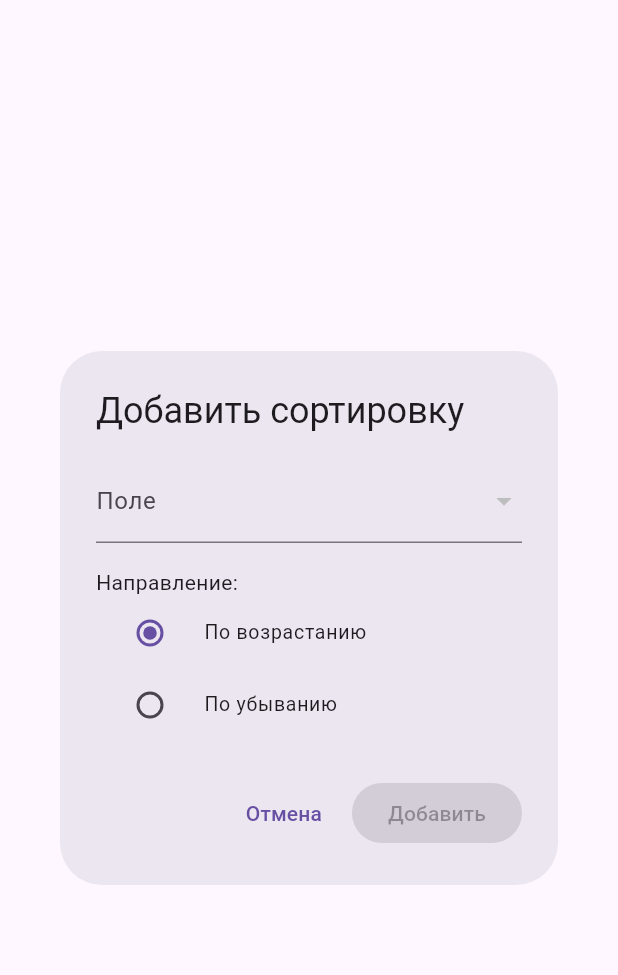
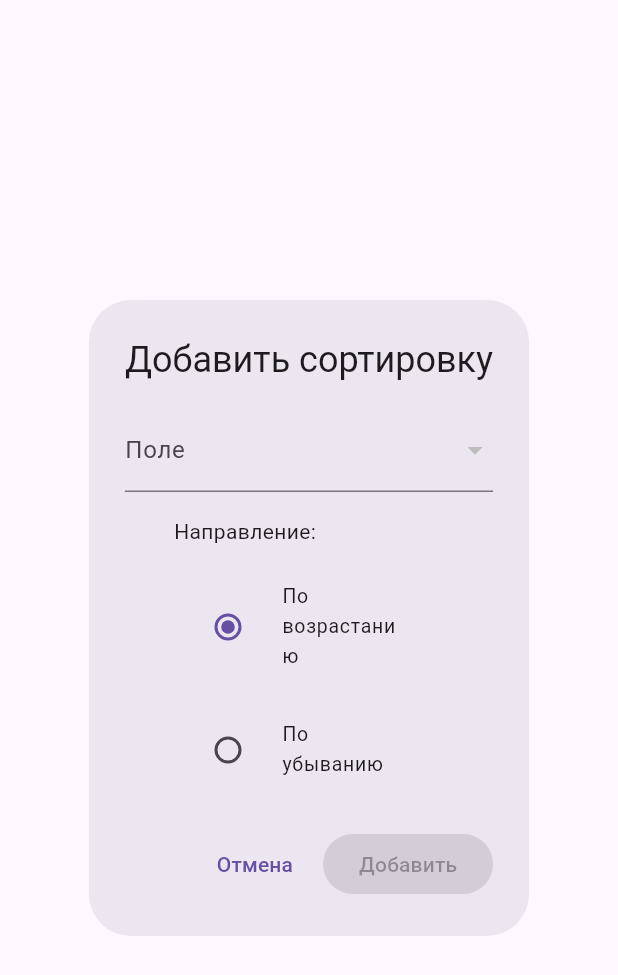
Before and after one commit to k1nd-cat/service-oriented-architecture-itmo, a Flutter app: the _SortFieldDialog widget shown alone on an empty page, opened directly with empty values, on a phone screen of 412 x 824 dp. Shown: the top 975 px of the screen. Run offline on Flutter 3.47's test engine with Material 3 defaults, Android fonts, the light colour scheme and no system bars; our stand-ins replace dio, equatable, flutter_riverpod, fpdart, freezed_annotation, riverpod_annotation; generated files the repository leaves out were written again; network calls fail.

Commit message:
fix web: filters dialog width

```diff
--- a/webapp/lib/features/movies/presentation/widgets/filters_dialog.dart
+++ b/webapp/lib/features/movies/presentation/widgets/filters_dialog.dart
@@ -438,11 +438,15 @@ class _SortFieldDialogState extends State<_SortFieldDialog> {
             onChanged: (value) => setState(() => _selectedField = value),
           ),
           const SizedBox(height: 16),
-          Wrap(
+          Column(
+            crossAxisAlignment: CrossAxisAlignment.start,
+            mainAxisAlignment: MainAxisAlignment.center,
+            mainAxisSize: MainAxisSize.min,
+            spacing: 16,
             children: [
               const Text('Направление:'),
-              const SizedBox(width: 16),
-              Expanded(
+              SizedBox(
+                width: 180,
                 child: RadioListTile<String>(
                   title: const Text('По возрастанию'),
                   value: 'asc',
@@ -451,7 +455,8 @@ class _SortFieldDialogState extends State<_SortFieldDialog> {
                   dense: true,
                 ),
               ),
-              Expanded(
+              SizedBox(
+                width: 180,
                 child: RadioListTile<String>(
                   title: const Text('По убыванию'),
                   value: 'desc',
@@ -461,7 +466,7 @@ class _SortFieldDialogState extends State<_SortFieldDialog> {
                 ),
               ),
             ],
-          ),
+          )
         ],
       ),
       actions: [
```
